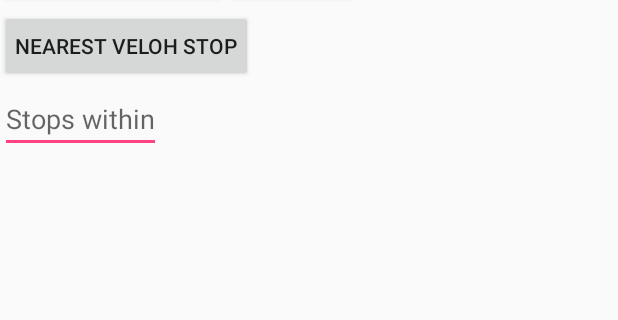
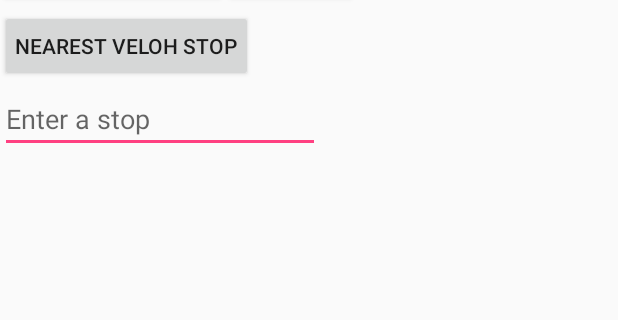
Before and after one commit to misho92/LuxCityBusAndBike, an Android app: the screen it shows after launch (MapsActivity), on a phone screen of 412 x 824 dp, the part 65-385 px from its top. Run offline under Robolectric (Android 15) with nearby library versions, the phone set to English and light mode, and no system bars.

Commit message:
autocompletion for finding a bust stop and optimization

```diff
--- a/app/src/main/res/layout/activity_maps.xml
+++ b/app/src/main/res/layout/activity_maps.xml
@@ -46,14 +46,6 @@
         android:textSize="16dp"
         android:layout_marginLeft="70dp"
         android:layout_marginBottom="10dp" />
-    <EditText
-        android:id="@+id/distance"
-        android:layout_width="wrap_content"
-        android:layout_height="wrap_content"
-        android:layout_gravity="start|top"
-        android:layout_marginTop="100dp"
-        android:hint="Stops within"
-        android:inputType="numberDecimal" />
     <ToggleButton
         android:id="@+id/toggleButton1"
         android:layout_width="wrap_content"
@@ -62,4 +54,15 @@
         android:layout_marginLeft="150dp"
         android:textOff="Veloh"
         android:textOn="Bus"/>
+    <AutoCompleteTextView
+        android:id="@+id/autoCompleteTextView1"
+        android:layout_width="wrap_content"
+        android:layout_height="wrap_content"
+        android:ems="10"
+        android:layout_below="@+id/imageView"
+        android:layout_alignLeft="@+id/imageView"
+        android:layout_alignStart="@+id/imageView"
+        android:layout_marginTop="100dp"
+        android:hint="Enter a stop"/>
+    <requestFocus />
 </fragment>
```
Also changed, not shown: app/src/main/java/mihailtachevandvictorbandoiu/luxcitybusandbike/MapsActivity.java (+50 -21 lines).
